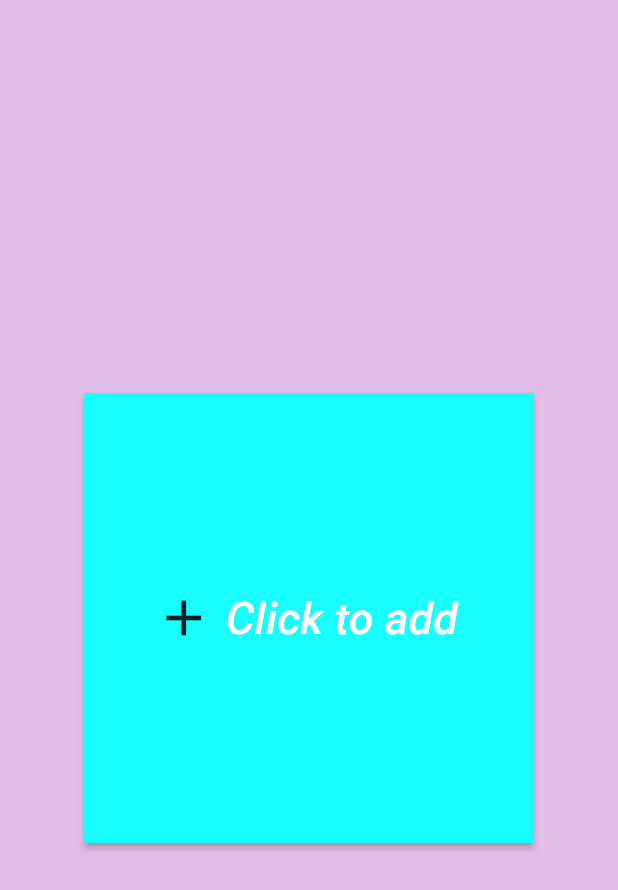
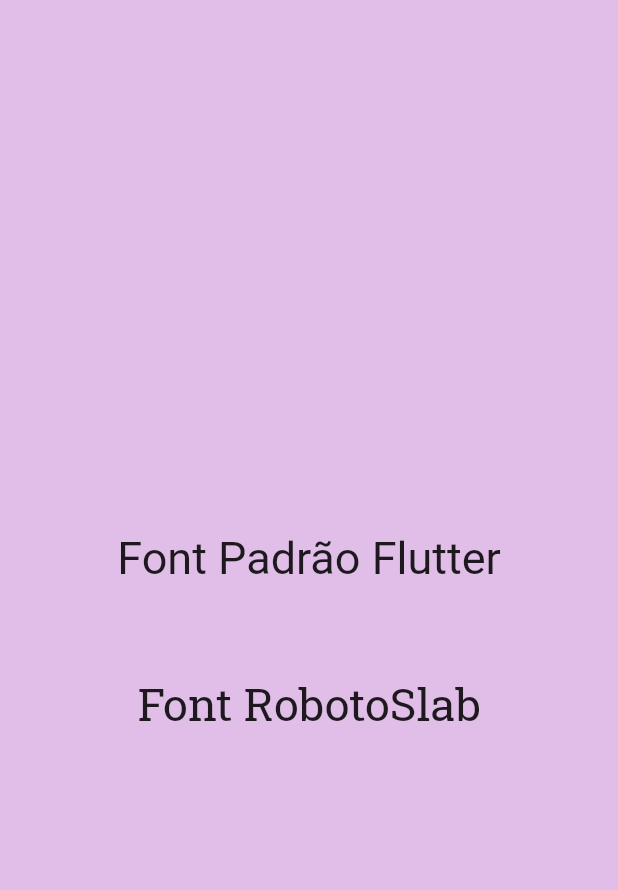
Before and after one commit to aroldoesmerio/testandoWidgets, a Flutter app: the screen it shows after launch, on a phone screen of 412 x 824 dp. Shown: the top 890 px of the screen. Run offline on Flutter 3.47's test engine with Material 2 defaults, Android fonts, the phone set to English and light mode, and no system bars.

Commit message:
lesson 6 - add fonts

```diff
--- /dev/null
+++ b/lib/fontes.dart
@@ -0,0 +1,38 @@
+import 'package:flutter/material.dart';
+
+class Fontes extends StatelessWidget {
+  @override
+  Widget build(BuildContext context) {
+    return Center(
+      child: Column(
+        mainAxisAlignment: MainAxisAlignment.center,
+        crossAxisAlignment: CrossAxisAlignment.center,
+        children: [
+          SizedBox(
+            height: 20,
+          ),
+          Container(
+            padding: EdgeInsets.all(20),
+            child: Text(
+              "Font Padrão Flutter",
+              style: TextStyle(fontSize: 30),
+            ),
+          ),
+          SizedBox(
+            height: 20,
+          ),
+          Container(
+            padding: EdgeInsets.all(20),
+            child: Text(
+              "Font RobotoSlab",
+              style: TextStyle(
+                fontSize: 30,
+                fontFamily: 'RobotoSlab',
+              ),
+            ),
+          )
+        ],
+      ),
+    );
+  }
+}
--- a/lib/main.dart
+++ b/lib/main.dart
@@ -1,6 +1,6 @@
 import 'package:flutter/material.dart';
-import 'package:widgets_flutter/botoes.dart';
-import 'package:widgets_flutter/gradiente.dart';
+
+import 'fontes.dart';
 
 void main() {
   runApp(MyApp());
@@ -26,7 +26,7 @@ class MyHomePage extends StatelessWidget {
   Widget build(BuildContext context) {
     return Scaffold(
       backgroundColor: Colors.purple[100],
-      body: Botoes(),
+      body: Fontes(),
     );
   }
 }
```
Also changed, not shown: pubspec.yaml (+10 -11 lines), assets/fonts/Roboto_Slab/RobotoSlab.ttf (added), 1 other file.
